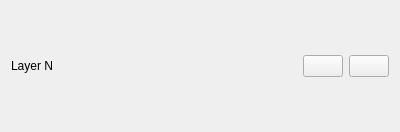
Before: the Qt Designer form src/airunner/components/art/gui/widgets/canvas/templates/layer_item.ui in Capsize-Games/airunner, drawn with Qt 5.
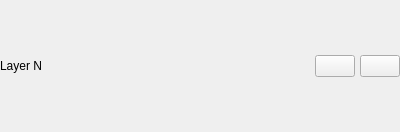
After: the same form once the commit is applied. Icons and pictures are not drawn.

Commit message: adjust layer padding

Patch:
```diff
--- a/src/airunner/components/art/gui/widgets/canvas/templates/layer_item.ui
+++ b/src/airunner/components/art/gui/widgets/canvas/templates/layer_item.ui
@@ -17,6 +17,21 @@
    <string>Form</string>
   </property>
   <layout class="QHBoxLayout" name="horizontalLayout">
+   <property name="spacing">
+    <number>5</number>
+   </property>
+   <property name="leftMargin">
+    <number>0</number>
+   </property>
+   <property name="topMargin">
+    <number>0</number>
+   </property>
+   <property name="rightMargin">
+    <number>0</number>
+   </property>
+   <property name="bottomMargin">
+    <number>0</number>
+   </property>
    <item>
     <widget class="QLabel" name="label">
      <property name="text">
```
The commit also changes 1 other file.
